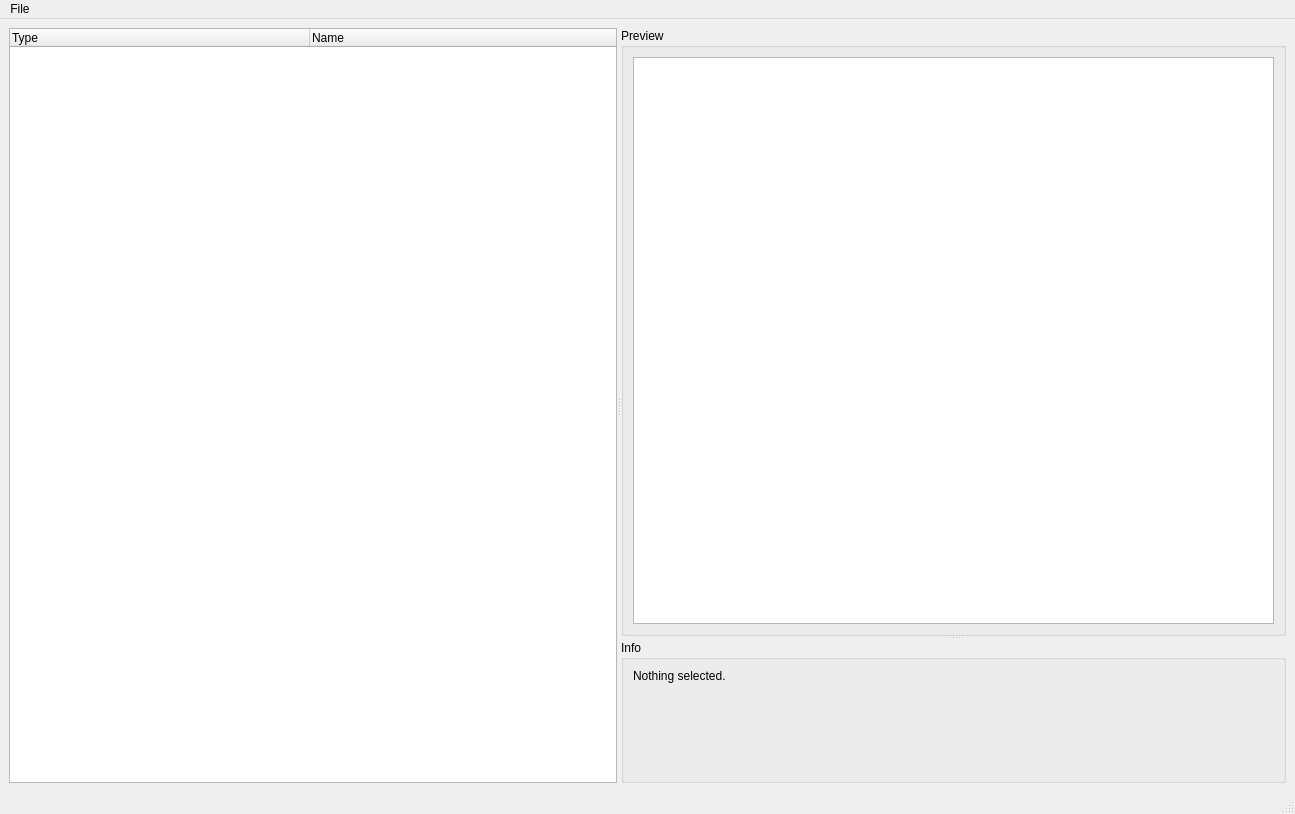
Qt form inspector.ui (hitagi64/DDGDataViewer) before a commit.
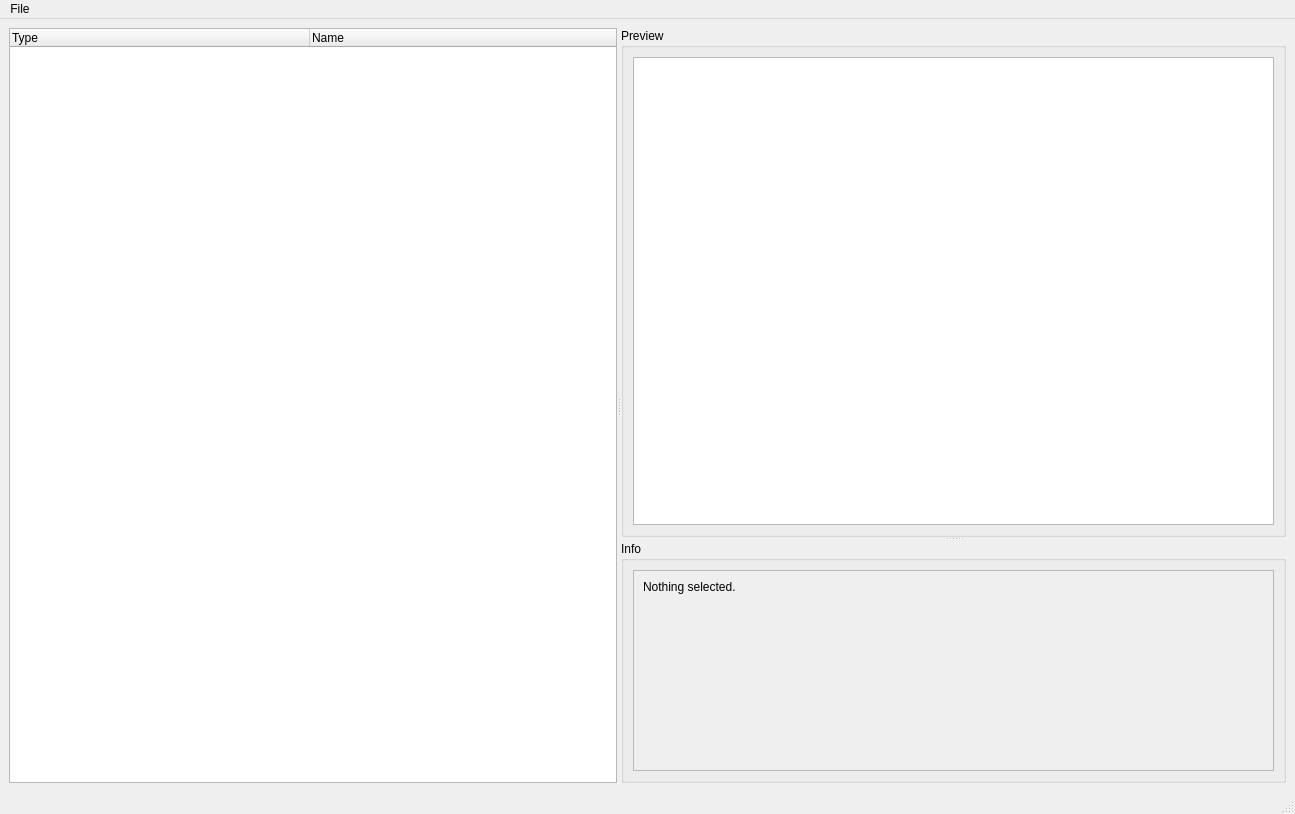
The same form after that commit. Icons and pictures are not drawn.

```diff
--- a/inspector.ui
+++ b/inspector.ui
@@ -78,8 +78,29 @@
         <property name="title">
          <string>Info</string>
         </property>
+        <property name="flat">
+         <bool>false</bool>
+        </property>
+        <property name="checkable">
+         <bool>false</bool>
+        </property>
         <layout class="QVBoxLayout" name="verticalLayout">
          <item>
+          <widget class="QScrollArea" name="scrollArea">
+           <property name="widgetResizable">
+            <bool>true</bool>
+           </property>
+           <widget class="QWidget" name="scrollAreaWidgetContents">
+            <property name="geometry">
+             <rect>
+              <x>0</x>
+              <y>0</y>
+              <width>639</width>
+              <height>112</height>
+             </rect>
+            </property>
+            <layout class="QGridLayout" name="gridLayout_3">
+             <item row="0" column="0">
           <widget class="QLabel" name="information">
            <property name="text">
             <string>Nothing selected.</string>
@@ -87,6 +108,10 @@
            <property name="alignment">
             <set>Qt::AlignLeading|Qt::AlignLeft|Qt::AlignTop</set>
            </property>
+              </widget>
+             </item>
+            </layout>
+           </widget>
           </widget>
          </item>
         </layout>
```
Lines whose indentation alone changed are shown as unchanged.
